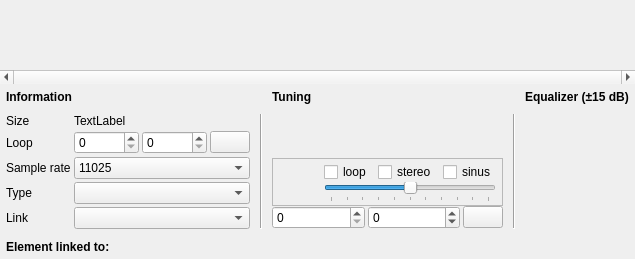
Qt form sources/editor/pagesmpl.ui (davy7125/polyphone) before a commit.
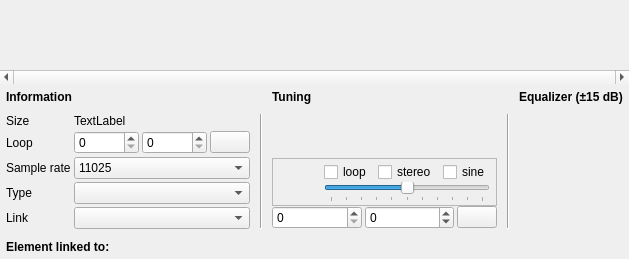
The same form after that commit. Icons and pictures are not drawn. Custom widgets are drawn as their Qt base class.

Diff of the .ui file:
```diff
--- a/sources/editor/pagesmpl.ui
+++ b/sources/editor/pagesmpl.ui
@@ -257,7 +257,7 @@
            <item row="0" column="3">
             <widget class="QCheckBox" name="checkLectureSinus">
              <property name="text">
-              <string>sinus</string>
+              <string>sine</string>
              </property>
             </widget>
            </item>
```
